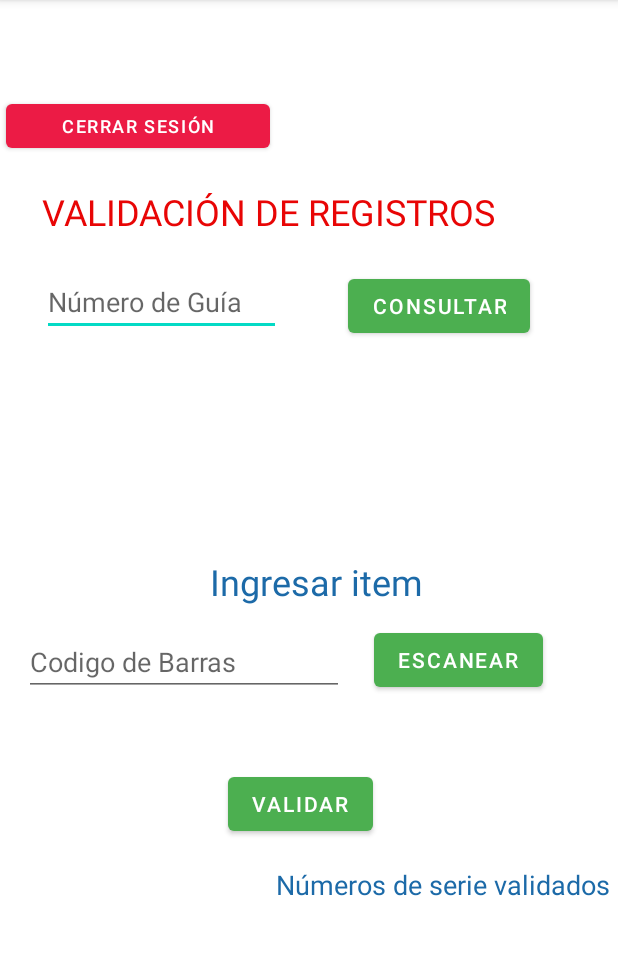
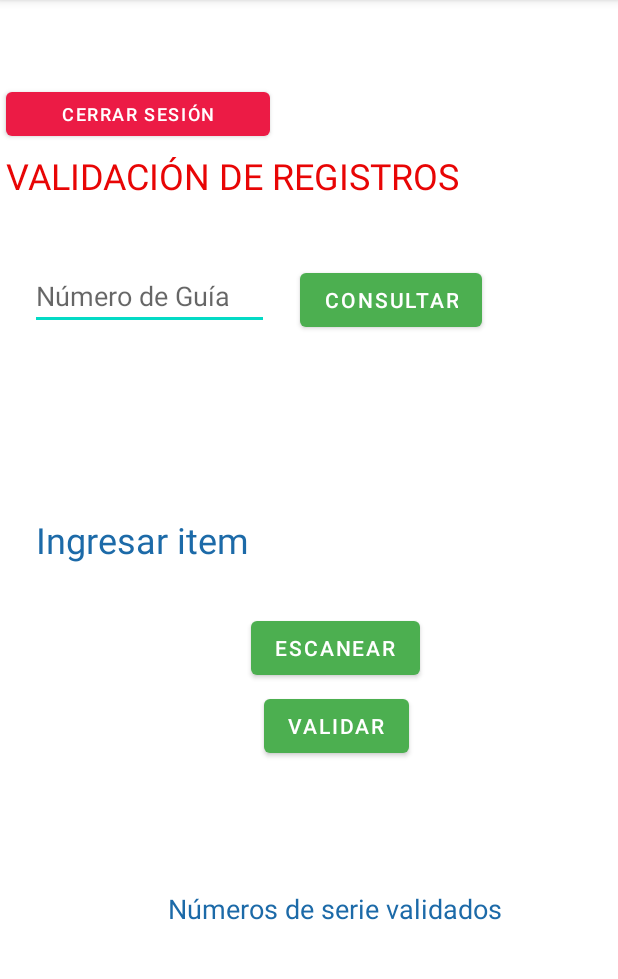
Before and after one commit to DadneCr/Movon-APP, an Android app: the RegistroValidacion screen opened directly, with no data from a screen before it, after a tap on "CONSULTAR", on a phone screen of 412 x 824 dp, the part 84-1063 px from its top. Run offline under Robolectric (Android 15) with nearby library versions, the phone set to English and light mode, and no system bars; our stand-ins replace Volley; network calls fail.

```diff
--- a/prueba - copia/app/src/main/java/com/example/prueba/MainActivity.java
+++ b/prueba - copia/app/src/main/java/com/example/prueba/MainActivity.java
@@ -42,7 +42,7 @@ public class MainActivity extends AppCompatActivity {
             public void onClick(View v) {
                 /*Intent intent = new Intent (v.getContext(), RegistroValidacion.class);
                 startActivityForResult(intent, 0);*/
-                login("http://192.168.0.11/Movon-APP/login.php?correo="+edtCorreo.getText()+"&password="+edtPassword.getText()+"");
+                login("http://192.168.0.14/Movon-APP/login.php?correo="+edtCorreo.getText()+"&password="+edtPassword.getText()+"");
             }
         });
     }
--- a/prueba - copia/app/src/main/java/com/example/prueba/RegistroValidacion.java
+++ b/prueba - copia/app/src/main/java/com/example/prueba/RegistroValidacion.java
@@ -54,7 +54,7 @@ public class RegistroValidacion extends AppCompatActivity {
         setContentView(R.layout.activity_resgistro);
 
         btnScanner = findViewById(R.id.btnEscanear);
-        edtCodigoBarras = findViewById(R.id.edtCodigoBarras);
+       // edtCodigoBarras = findViewById(R.id.edtCodigoBarras);
         btnBuscar = findViewById(R.id.btnBuscar);
         btnBuscar = (Button) findViewById(R.id.btnBuscar);
         tvLote = findViewById(R.id.tvLote);
@@ -73,13 +73,11 @@ public class RegistroValidacion extends AppCompatActivity {
         btnBuscar.setOnClickListener(new View.OnClickListener() {
             @Override
             public void onClick(View v) {
-                /*Intent intent = new Intent (v.getContext(), MainActivity.class);
-                startActivityForResult(intent, 0);*/
-
-                buscarProducto("http://192.168.0.11/Movon-APP/buscarRegistro.php?guia="+edtItem.getText()+"");
+                buscarProducto("http://192.168.0.14/Movon-APP/buscarRegistro.php?guia="+edtItem.getText()+"");
+                registroValidado("http://192.168.0.14/Movon-APP/registrosValidados.php?guia="+edtItem.getText()+"");
                 tvLoteValidado.setText(" ");
-                itemValidado("http://192.168.0.11/Movon-APP/consultarLotesValidados.php?guia="+edtItem.getText()+"");
-                registroValidado("http://192.168.0.11/Movon-APP/registrosValidados.php?guia="+edtItem.getText()+"");
+                itemValidado("http://192.168.0.14/Movon-APP/consultarLotesValidados.php?guia="+edtItem.getText()+"");
+                registroValidado("http://192.168.0.14/Movon-APP/registrosValidados.php?guia="+edtItem.getText()+"");
             }
         });
 
@@ -91,11 +89,14 @@ public class RegistroValidacion extends AppCompatActivity {
 
                 for (int i=0; i<cantidadItems; i++) {
                     tvLoteNoValido.setText("");
-                    //buscarProducto("http://192.168.100.153/Movon-APP/buscarRegistro.php?guia="+edtItem.getText()+"");
-                    validarIncorrecto("http://192.168.0.11/Movon-APP/comparacionLote.php?guia="+edtItem.getText()+"&lote="+edtList.get(i).getText()+"", edtList.get(i).getText());
-                    registroValidado("http://192.168.0.11/Movon-APP/registrosValidados.php?guia="+edtItem.getText()+"");
-                    tvLoteValidado.setText(" ");
-                    itemValidado("http://192.168.0.11/Movon-APP/consultarLotesValidados.php?guia="+edtItem.getText()+"&lote="+edtList.get(i).getText()+"");
+                    if (!edtList.get(i).getText().toString().isEmpty()) {
+                        //buscarProducto("http://192.168.100.153/Movon-APP/buscarRegistro.php?guia="+edtItem.getText()+"");
+                        validarLote("http://192.168.0.14/Movon-APP/validarLotes.php", edtList.get(i).getText().toString());
+                        validarIncorrecto("http://192.168.0.14/Movon-APP/comparacionLote.php?guia=" + edtItem.getText() + "&lote=" + edtList.get(i).getText().toString() + "", edtList.get(i).getText().toString());
+                        registroValidado("http://192.168.0.14/Movon-APP/registrosValidados.php?guia=" + edtItem.getText() + "");
+                        tvLoteValidado.setText("");
+                        itemValidado("http://192.168.0.14/Movon-APP/consultarLotesValidados.php?guia=" + edtItem.getText() + "");
+                    }
                 }
 
 
@@ -180,14 +181,14 @@ public class RegistroValidacion extends AppCompatActivity {
                             }
 
                         } catch (JSONException e) {
-                            Toast.makeText(getApplicationContext(),"ERROR", Toast.LENGTH_SHORT).show();
+                           // Toast.makeText(getApplicationContext(),"ERROR", Toast.LENGTH_SHORT).show();
                         }
                     }
                 }
             }, new Response.ErrorListener() {
                 @Override
                 public void onErrorResponse(VolleyError error) {
-                    Toast.makeText(getApplicationContext(),"ERROR NO EXISTE", Toast.LENGTH_SHORT).show();
+                    //Toast.makeText(getApplicationContext(),"ERROR NO EXISTE", Toast.LENGTH_SHORT).show();
                 }
             }
 
@@ -199,7 +200,7 @@ public class RegistroValidacion extends AppCompatActivity {
 
 
     /* UPDATE A LA BD DE MYSQL**/
-    private void validarLote(String link){
+    private void validarLote(String link, String numero_serie){
         StringRequest stringRequest;
 
         StringRequest = stringRequest = new  StringRequest(Request.Method.POST, link, new Response.Listener<String>() {
@@ -212,21 +213,21 @@ public class RegistroValidacion extends AppCompatActivity {
         }, new Response.ErrorListener() {
             @Override
             public void onErrorResponse(VolleyError error) {
-                Toast.makeText(getApplicationContext(),error.toString(), Toast.LENGTH_SHORT).show();
+                //Toast.makeText(getApplicationContext(),error.toString(), Toast.LENGTH_SHORT).show();
             }
         }){
             @Override
             protected Map<String, String> getParams() throws AuthFailureError {
                 Map<String, String> parametros = new HashMap<String, String>();
                 parametros.put("guia", edtItem.getText().toString());
-                parametros.put("lotes", edtCodigoBarras.getText().toString());
+                parametros.put("lotes", numero_serie);
                 return parametros;
             }
         };
 
         requestQueue = Volley.newRequestQueue(this);
         requestQueue.add(stringRequest);
-        registroValidado("http://192.168.0.11/Movon-APP/registrosValidados.php?guia="+edtItem.getText()+"");
+        registroValidado("http://192.168.0.14/Movon-APP/registrosValidados.php?guia="+edtItem.getText()+"");
     }
 
     private  void itemValidado (String link){
@@ -263,7 +264,7 @@ public class RegistroValidacion extends AppCompatActivity {
 
     /**  MOSTAR ITEM INVALIDOS  **/
 
-    private  void validarIncorrecto (String link, Editable item){
+    private  void validarIncorrecto (String link, String item){
         JsonArrayRequest jsonArrayRequest = new JsonArrayRequest(link, new Response.Listener<JSONArray>() {
             @Override
             public void onResponse(JSONArray response) {
@@ -324,7 +325,7 @@ public class RegistroValidacion extends AppCompatActivity {
                         }
 
                     } catch (JSONException e) {
-                        Toast.makeText(getApplicationContext(), e.getMessage(), Toast.LENGTH_SHORT).show();
+                        //Toast.makeText(getApplicationContext(), e.getMessage(), Toast.LENGTH_SHORT).show();
                     }
                 }
             }
--- a/prueba - copia/app/src/main/res/layout/activity_resgistro.xml
+++ b/prueba - copia/app/src/main/res/layout/activity_resgistro.xml
@@ -2,7 +2,7 @@
 <androidx.constraintlayout.widget.ConstraintLayout xmlns:android="http://schemas.android.com/apk/res/android"
     xmlns:app="http://schemas.android.com/apk/res-auto"
     xmlns:tools="http://schemas.android.com/tools"
-    android:layout_width="match_parent"
+    android:layout_width="wrap_content"
     android:layout_height="match_parent"
     tools:context=".RegistroValidacion">
 
@@ -10,9 +10,9 @@
         android:id="@+id/btnValidar"
         android:layout_width="wrap_content"
         android:layout_height="wrap_content"
-        android:layout_marginStart="152dp"
-        android:layout_marginLeft="152dp"
-        android:layout_marginBottom="208dp"
+        android:layout_marginStart="176dp"
+        android:layout_marginLeft="176dp"
+        android:layout_marginBottom="260dp"
         android:text="@string/validar"
         app:backgroundTint="#4CAF50"
         app:layout_constraintBottom_toBottomOf="parent"
@@ -22,9 +22,9 @@
         android:id="@+id/edItem"
         android:layout_width="159dp"
         android:layout_height="41dp"
-        android:layout_marginStart="28dp"
-        android:layout_marginLeft="28dp"
-        android:layout_marginBottom="544dp"
+        android:layout_marginStart="20dp"
+        android:layout_marginLeft="20dp"
+        android:layout_marginBottom="548dp"
         android:autofillHints=""
         android:ems="10"
         android:hint="@string/n_mero_de_gu_a"
@@ -36,21 +36,21 @@
         android:id="@+id/btnEscanear"
         android:layout_width="wrap_content"
         android:layout_height="wrap_content"
-        android:layout_marginStart="20dp"
-        android:layout_marginLeft="20dp"
-        android:layout_marginBottom="304dp"
+        android:layout_marginStart="52dp"
+        android:layout_marginLeft="52dp"
+        android:layout_marginBottom="312dp"
         android:text="@string/escanear"
         app:backgroundTint="#4CAF50"
         app:layout_constraintBottom_toBottomOf="parent"
-        app:layout_constraintStart_toEndOf="@+id/edtCodigoBarras" />
+        app:layout_constraintStart_toEndOf="@+id/idLayout" />
 
     <Button
         android:id="@+id/btnBuscar"
         android:layout_width="wrap_content"
         android:layout_height="wrap_content"
-        android:layout_marginStart="232dp"
-        android:layout_marginLeft="232dp"
-        android:layout_marginBottom="76dp"
+        android:layout_marginStart="200dp"
+        android:layout_marginLeft="200dp"
+        android:layout_marginBottom="72dp"
         android:text="@string/consultar"
         app:backgroundTint="#4CAF50"
         app:layout_constraintBottom_toTopOf="@+id/tvLote"
@@ -60,29 +60,29 @@
         android:id="@+id/tvLote"
         android:layout_width="248dp"
         android:layout_height="60dp"
-        android:layout_marginStart="68dp"
-        android:layout_marginLeft="68dp"
-        android:layout_marginBottom="404dp"
+        android:layout_marginStart="76dp"
+        android:layout_marginLeft="76dp"
+        android:layout_marginBottom="412dp"
         app:layout_constraintBottom_toBottomOf="parent"
         app:layout_constraintStart_toStartOf="parent" />
 
     <TextView
         android:id="@+id/tvLoteValido"
-        android:layout_width="258dp"
-        android:layout_height="146dp"
-        android:layout_marginStart="152dp"
-        android:layout_marginLeft="152dp"
-        android:layout_marginBottom="4dp"
+        android:layout_width="163dp"
+        android:layout_height="114dp"
+        android:layout_marginStart="144dp"
+        android:layout_marginLeft="144dp"
+        android:layout_marginBottom="16dp"
         app:layout_constraintBottom_toBottomOf="parent"
         app:layout_constraintStart_toStartOf="parent" />
 
     <TextView
         android:id="@+id/tvLoteNoValido"
-        android:layout_width="264dp"
-        android:layout_height="47dp"
-        android:layout_marginStart="16dp"
-        android:layout_marginLeft="16dp"
-        android:layout_marginBottom="256dp"
+        android:layout_width="193dp"
+        android:layout_height="58dp"
+        android:layout_marginStart="128dp"
+        android:layout_marginLeft="128dp"
+        android:layout_marginBottom="204dp"
         android:textColor="#CD2A2A"
         app:layout_constraintBottom_toBottomOf="parent"
         app:layout_constraintStart_toStartOf="parent" />
@@ -91,9 +91,9 @@
         android:id="@+id/textView6"
         android:layout_width="330dp"
         android:layout_height="42dp"
-        android:layout_marginStart="28dp"
-        android:layout_marginLeft="28dp"
-        android:layout_marginBottom="16dp"
+        android:layout_marginStart="4dp"
+        android:layout_marginLeft="4dp"
+        android:layout_marginBottom="36dp"
         android:text="@string/validaci_n_de_registros"
         android:textColor="#E80505"
         android:textSize="24sp"
@@ -104,9 +104,9 @@
         android:id="@+id/textView7"
         android:layout_width="wrap_content"
         android:layout_height="wrap_content"
-        android:layout_marginStart="184dp"
-        android:layout_marginLeft="184dp"
-        android:layout_marginBottom="16dp"
+        android:layout_marginStart="112dp"
+        android:layout_marginLeft="112dp"
+        android:layout_marginBottom="20dp"
         android:text="@string/n_meros_de_serie_validados"
         android:textColor="#1C6AA8"
         android:textSize="18sp"
@@ -117,9 +117,9 @@
         android:id="@+id/textView9"
         android:layout_width="wrap_content"
         android:layout_height="wrap_content"
-        android:layout_marginStart="140dp"
-        android:layout_marginLeft="140dp"
-        android:layout_marginBottom="12dp"
+        android:layout_marginStart="24dp"
+        android:layout_marginLeft="24dp"
+        android:layout_marginBottom="32dp"
         android:text="@string/ingresar_item"
         android:textColor="#1C6AA8"
         android:textSize="24sp"
@@ -132,7 +132,7 @@
         android:layout_height="64dp"
         android:layout_marginStart="16dp"
         android:layout_marginLeft="16dp"
-        android:layout_marginBottom="464dp"
+        android:layout_marginBottom="472dp"
         android:textColor="#127ACD"
         android:textSize="20sp"
         app:layout_constraintBottom_toBottomOf="parent"
@@ -140,8 +140,8 @@
 
     <TextView
         android:id="@+id/tvNoResgistro"
-        android:layout_width="367dp"
-        android:layout_height="58dp"
+        android:layout_width="314dp"
+        android:layout_height="63dp"
         android:layout_marginStart="16dp"
         android:layout_marginLeft="16dp"
         android:layout_marginBottom="464dp"
@@ -149,21 +149,7 @@
         android:textSize="18sp"
         app:layout_constraintBottom_toBottomOf="parent"
         app:layout_constraintEnd_toEndOf="@+id/tvRegistro"
-        app:layout_constraintHorizontal_bias="0.296"
-        app:layout_constraintStart_toStartOf="parent" />
-
-    <EditText
-        android:id="@+id/edtCodigoBarras"
-        android:layout_width="wrap_content"
-        android:layout_height="wrap_content"
-        android:layout_marginStart="16dp"
-        android:layout_marginLeft="16dp"
-        android:layout_marginBottom="48dp"
-        android:autofillHints=""
-        android:ems="10"
-        android:hint="@string/codigo_de_barras"
-        android:inputType="textPersonName"
-        app:layout_constraintBottom_toTopOf="@+id/btnValidar"
+        app:layout_constraintHorizontal_bias="0.0"
         app:layout_constraintStart_toStartOf="parent" />
 
     <Button
@@ -172,7 +158,7 @@
         android:layout_height="41dp"
         android:layout_marginStart="4dp"
         android:layout_marginLeft="4dp"
-        android:layout_marginBottom="20dp"
+        android:layout_marginBottom="4dp"
         android:text="@string/cerrar_sesi_n"
         android:textSize="12sp"
         app:backgroundTint="#EC1B45"
@@ -181,10 +167,10 @@
 
     <LinearLayout
         android:id="@+id/idLayout"
-        android:layout_width="104dp"
-        android:layout_height="425dp"
-        android:layout_marginStart="7dp"
-        android:layout_marginLeft="7dp"
+        android:layout_width="99dp"
+        android:layout_height="368dp"
+        android:layout_marginStart="16dp"
+        android:layout_marginLeft="16dp"
         android:layout_marginBottom="7dp"
         android:orientation="vertical"
         app:layout_constraintBottom_toBottomOf="parent"
```
Also changed, not shown: 1 other file.
